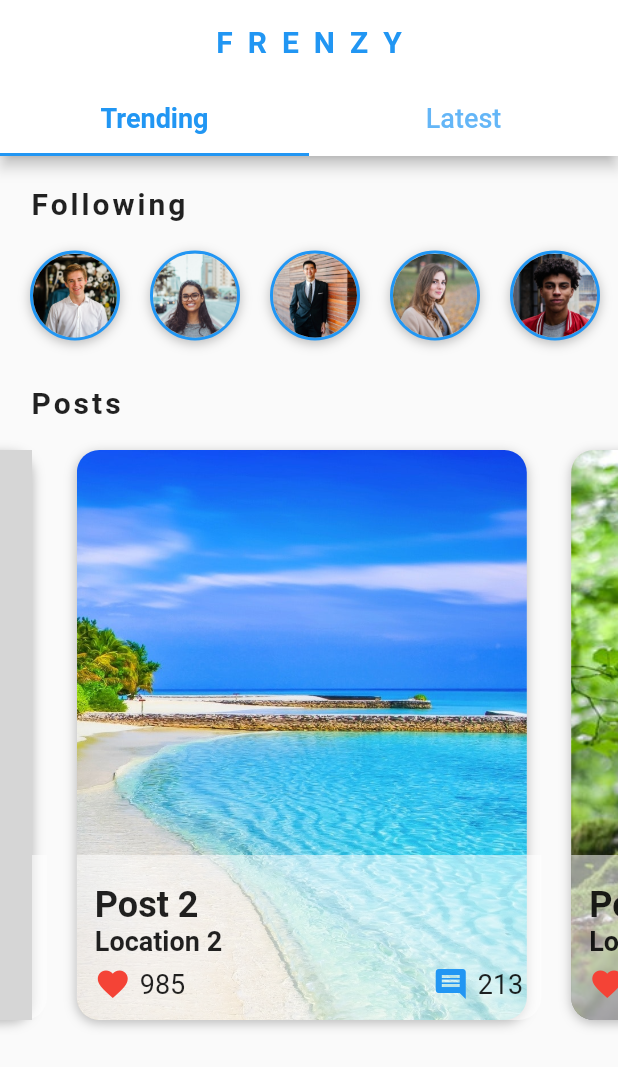
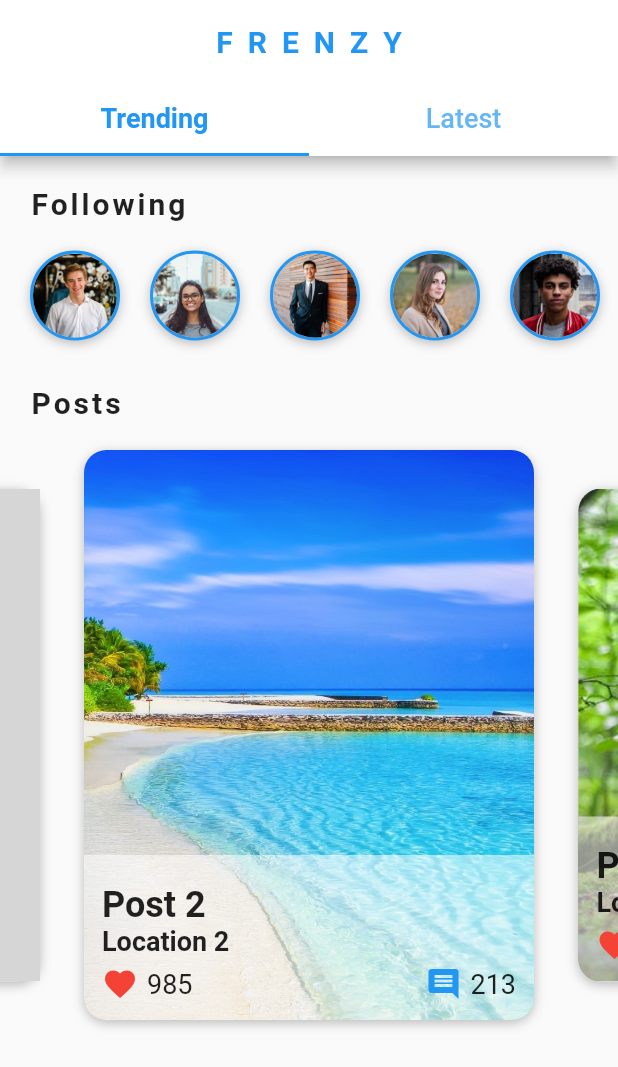
Before and after one commit to Wilian-N-Silva/marcus-ng-flutter-ui-masterclass, a Flutter app: the HomeScreen screen opened directly, swiped to page 3, on a phone screen of 412 x 824 dp. Shown: the top 1067 px of the screen. Run offline on Flutter 3.47's test engine with Material 2 defaults, Android fonts, the phone set to English and light mode, and no system bars; grey boxes are pictures that could not be loaded.

```diff
--- a/3_social_media_app/lib/widgets/posts_carousel.dart
+++ b/3_social_media_app/lib/widgets/posts_carousel.dart
@@ -11,7 +11,22 @@ class PostsCarousel extends StatelessWidget {
   _buildPost(BuildContext context, int index) {
     Post post = posts[index];
 
-    return Stack(
+    return AnimatedBuilder(
+      animation: pageController,
+      builder: (BuildContext context, Widget widget){
+        double value = 1;
+        if(pageController.position.haveDimensions){
+          value = pageController.page - index;
+          value = (1 - (value.abs() * 0.25)).clamp(0.0, 1.0);
+        }
+        return Center(
+          child: SizedBox(
+            height: Curves.easeInOut.transform(value) * 400.0,
+            child: widget,
+          ),
+        );
+      },
+          child: Stack(
         children: <Widget>[
           Container(
             margin: EdgeInsets.all(10.0),
@@ -109,6 +124,7 @@ class PostsCarousel extends StatelessWidget {
             ),
           ),
         ],
+      ),
     );
   }
 
@@ -138,6 +154,7 @@ class PostsCarousel extends StatelessWidget {
           child: PageView.builder(
             controller: pageController,
             itemCount: posts.length,
+            physics: BouncingScrollPhysics(),
             itemBuilder: (BuildContext context, int index) {
               return _buildPost(context, index);
             },
```
Lines whose indentation alone changed are shown as unchanged.
